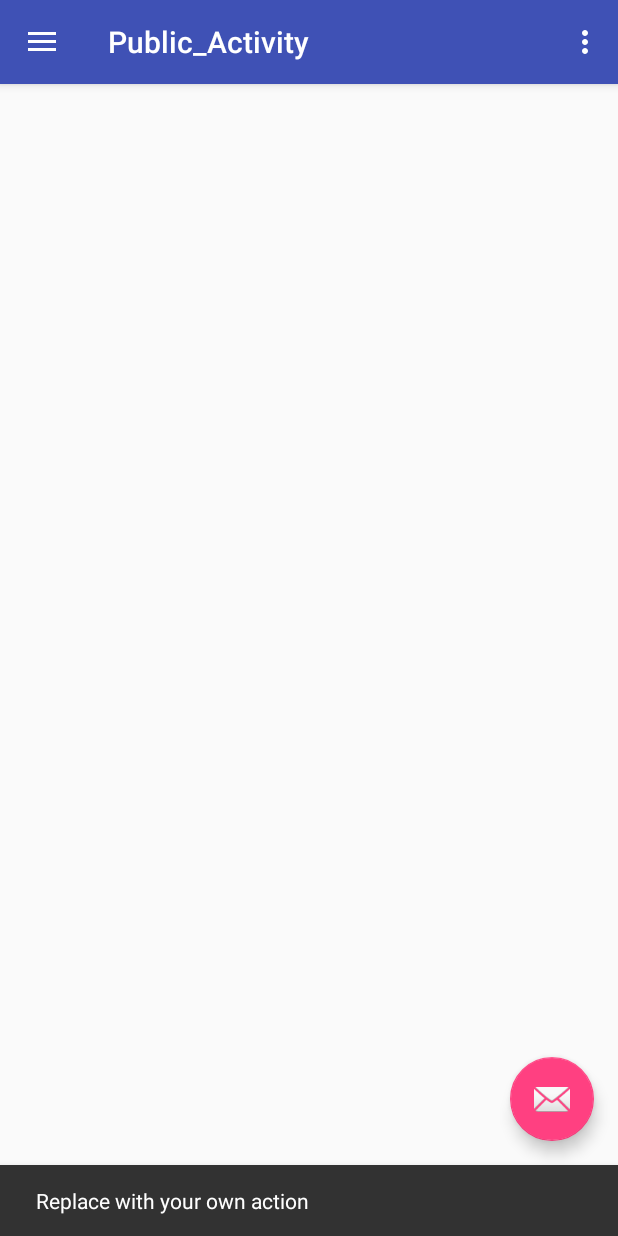
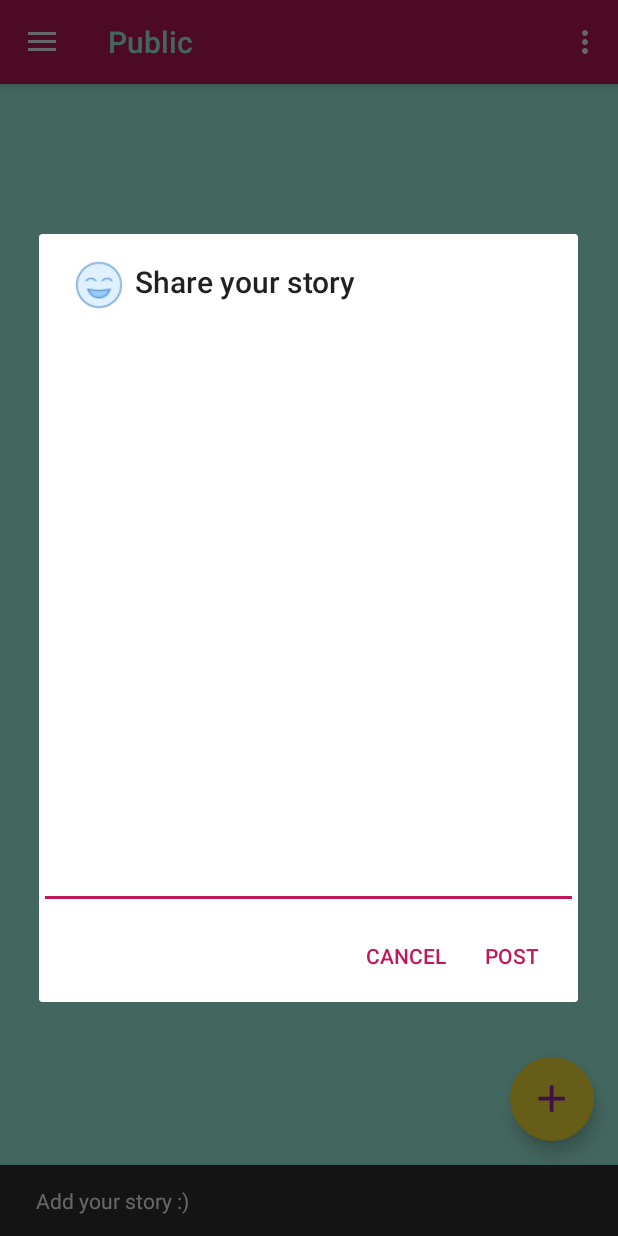
Before and after one commit to Hiiiiind31/Anti_Cancer2, an Android app: the Public_Activity screen opened directly, with no data from a screen before it, after a tap on an icon or button, on a phone screen of 412 x 824 dp. Run offline under Robolectric (Android 15) with nearby library versions, the phone set to English and light mode, and no system bars; our stand-ins replace Firebase (no records; nobody signed in at launch, a user with empty details on screens opened directly); 1 statement that could not run was skipped.

Commit message:
Add posts

```diff
--- a/app/src/main/java/com/example/hindahmed/anti_cancer/Public_Activity.java
+++ b/app/src/main/java/com/example/hindahmed/anti_cancer/Public_Activity.java
@@ -1,8 +1,14 @@
 package com.example.hindahmed.anti_cancer;
 
+import android.content.DialogInterface;
 import android.os.Bundle;
 import android.support.design.widget.FloatingActionButton;
 import android.support.design.widget.Snackbar;
+import android.support.v7.app.AlertDialog;
+import android.support.v7.widget.LinearLayoutManager;
+import android.support.v7.widget.RecyclerView;
+import android.text.Editable;
+import android.view.LayoutInflater;
 import android.view.View;
 import android.support.design.widget.NavigationView;
 import android.support.v4.view.GravityCompat;
@@ -12,9 +18,35 @@ import android.support.v7.app.AppCompatActivity;
 import android.support.v7.widget.Toolbar;
 import android.view.Menu;
 import android.view.MenuItem;
+import android.widget.ArrayAdapter;
+import android.widget.EditText;
+import android.widget.ListView;
+import android.widget.Toast;
+
+import com.google.firebase.database.DataSnapshot;
+import com.google.firebase.database.DatabaseError;
+import com.google.firebase.database.DatabaseReference;
+import com.google.firebase.database.FirebaseDatabase;
+import com.google.firebase.database.ValueEventListener;
+
+import java.security.Key;
+import java.util.ArrayList;
+import java.util.HashMap;
+import java.util.List;
+import java.util.Map;
+
+import static android.R.attr.key;
+import static com.example.hindahmed.anti_cancer.LoginActivity.mAuth;
 
 public class Public_Activity extends AppCompatActivity
         implements NavigationView.OnNavigationItemSelectedListener {
+    String body_of_post ;
+    String Uid ;
+    String Author ;
+    String Email ;
+    private DatabaseReference mFirebaseDatabase_Users;
+    private DatabaseReference mFirebaseDatabase_Posts;
+    private FirebaseDatabase mFirebaseInstance;
 
     @Override
     protected void onCreate(Bundle savedInstanceState) {
@@ -23,12 +55,59 @@ public class Public_Activity extends AppCompatActivity
         Toolbar toolbar = (Toolbar) findViewById(R.id.toolbar);
         setSupportActionBar(toolbar);
 
+        mFirebaseInstance = FirebaseDatabase.getInstance();
+
+        // get reference to 'users' node
+        mFirebaseDatabase_Users = mFirebaseInstance.getReference("Users");
+        // get reference to 'posts' node
+        mFirebaseDatabase_Posts = mFirebaseInstance.getReference("Posts");
+       //get userid and email
+        Uid = mAuth.getCurrentUser().getUid();
+        Email = mAuth.getCurrentUser().getEmail();
+
+        mFirebaseDatabase_Users.child(Uid).addValueEventListener(new ValueEventListener() {
+            @Override
+            public void onDataChange(DataSnapshot dataSnapshot) {
+                User user_details = dataSnapshot.getValue(User.class);
+                Author = user_details.getUsername();
+            }
+
+            @Override
+            public void onCancelled(DatabaseError databaseError) {
+                Toast.makeText(Public_Activity.this,databaseError.getMessage(),Toast.LENGTH_LONG).show();
+
+            }
+        });
+        mFirebaseDatabase_Posts.child("posts").addValueEventListener(new ValueEventListener() {
+            long childrenCount;
+            Object value ;
+            List post_s = new ArrayList();
+;            @Override
+            public void onDataChange(DataSnapshot dataSnapshot) {
+                for (DataSnapshot noteDataSnapshot : dataSnapshot.getChildren()) {
+                    Post postss = noteDataSnapshot.getValue(Post.class);
+                    childrenCount = noteDataSnapshot.getChildrenCount();
+                    value = noteDataSnapshot.getValue();
+
+                }
+               int size = post_s.size();
+               Toast.makeText(Public_Activity.this,childrenCount+"//"+value+"",Toast.LENGTH_LONG).show();
+               Toast.makeText(Public_Activity.this,size+"",Toast.LENGTH_LONG).show();
+           }
+
+            @Override
+            public void onCancelled(DatabaseError databaseError) {
+
+            }
+        });
+
         FloatingActionButton fab = (FloatingActionButton) findViewById(R.id.fab);
         fab.setOnClickListener(new View.OnClickListener() {
             @Override
             public void onClick(View view) {
-                Snackbar.make(view, "Replace with your own action", Snackbar.LENGTH_LONG)
+                Snackbar.make(view, "Add your story :)", Snackbar.LENGTH_LONG)
                         .setAction("Action", null).show();
+                Write_new_post();
             }
         });
 
@@ -40,8 +119,69 @@ public class Public_Activity extends AppCompatActivity
 
         NavigationView navigationView = (NavigationView) findViewById(R.id.nav_view);
         navigationView.setNavigationItemSelectedListener(this);
+
     }
 
+
+    private void Write_new_post() {
+
+        // get prompts.xml view
+        LayoutInflater add_design_Xml = LayoutInflater.from(this);
+        View promptsView = add_design_Xml.inflate(R.layout.add_post_design, null);
+
+        AlertDialog.Builder alertDialogBuilder = new AlertDialog.Builder(
+                this);
+
+        // set prompts.xml to alertdialog builder
+        alertDialogBuilder.setView(promptsView);
+
+        final EditText userInput = (EditText) promptsView
+                .findViewById(R.id.editTextDialogUserInput);
+
+        // set dialog message
+        alertDialogBuilder
+                .setCancelable(false)
+                .setTitle("Share your story")
+                .setIcon(R.drawable.lol)
+                .setPositiveButton("Post",
+                        new DialogInterface.OnClickListener() {
+                            public void onClick(DialogInterface dialog,int id) {
+                                // get user input and set it to result
+                                // edit text
+                                body_of_post = userInput.getText().toString();
+                                writeNewPost(Uid,Author,"new post",body_of_post);
+                            }
+                        })
+                .setNegativeButton("Cancel",
+                        new DialogInterface.OnClickListener() {
+                            public void onClick(DialogInterface dialog,int id) {
+                                dialog.cancel();
+                            }
+                        });
+
+        // create alert dialog
+        AlertDialog alertDialog = alertDialogBuilder.create();
+
+        // show it
+        alertDialog.show();
+
+    }
+
+
+    private void writeNewPost(String userId, String username, String title, String body) {
+        // Create new post at /user-posts/$userid/$postid and at
+        // /posts/$postid simultaneously
+        String key =mFirebaseDatabase_Posts.push().getKey();
+        Post post = new Post(userId, username, title, body);
+        Map<String, Object> postValues = post.toMap();
+
+        Map<String, Object> childUpdates = new HashMap<>();
+        childUpdates.put("/posts/" + key, postValues);
+        childUpdates.put("/user-posts/" + userId + "/" + key, postValues);
+
+        mFirebaseDatabase_Posts.updateChildren(childUpdates);
+
+  }
 
     @SuppressWarnings("StatementWithEmptyBody")
     @Override
--- /dev/null
+++ b/app/src/main/res/layout/add_post_design.xml
@@ -0,0 +1,20 @@
+<?xml version="1.0" encoding="utf-8"?>
+<LinearLayout xmlns:android="http://schemas.android.com/apk/res/android"
+    android:orientation="vertical"
+    android:layout_width="match_parent"
+    android:layout_height="match_parent"
+    android:layout_gravity="center"
+    android:layout_marginTop="20dp"
+    android:layout_marginRight="30dp"
+    android:layout_marginLeft="30dp">
+<EditText
+    android:layout_width="match_parent"
+    android:layout_height="400dp"
+    android:id="@+id/editTextDialogUserInput"
+    android:inputType="textMultiLine"
+    android:textColor="@color/colorAccent"
+    android:textSize="18sp"
+        >
+
+</EditText>
+</LinearLayout>
--- /dev/null
+++ b/app/src/main/res/layout/all_posts_list.xml
@@ -0,0 +1,6 @@
+<?xml version="1.0" encoding="utf-8"?>
+<LinearLayout xmlns:android="http://schemas.android.com/apk/res/android"
+    android:orientation="vertical" android:layout_width="match_parent"
+    android:layout_height="match_parent">
+
+</LinearLayout>
--- a/app/src/main/res/layout/app_bar_public_.xml
+++ b/app/src/main/res/layout/app_bar_public_.xml
@@ -10,14 +10,17 @@
     <android.support.design.widget.AppBarLayout
         android:layout_width="match_parent"
         android:layout_height="wrap_content"
-        android:theme="@style/AppTheme.AppBarOverlay">
+        android:theme="@style/AppTheme.AppBarOverlay"
+        android:background="?attr/colorAccent">
 
         <android.support.v7.widget.Toolbar
             android:id="@+id/toolbar"
             android:layout_width="match_parent"
             android:layout_height="?attr/actionBarSize"
-            android:background="?attr/colorPrimary"
-            app:popupTheme="@style/AppTheme.PopupOverlay" />
+            android:background="?attr/colorAccent"
+            app:popupTheme="@style/AppTheme.PopupOverlay"
+            app:titleTextColor="@color/purple"
+            app:title="Public" />
 
     </android.support.design.widget.AppBarLayout>
 
@@ -29,6 +32,7 @@
         android:layout_height="wrap_content"
         android:layout_gravity="bottom|end"
         android:layout_margin="@dimen/fab_margin"
-        app:srcCompat="@android:drawable/ic_dialog_email" />
+        app:srcCompat="@drawable/add_icon"
+        app:backgroundTint="@color/yellow" />
 
 </android.support.design.widget.CoordinatorLayout>
--- a/app/src/main/res/layout/content_public_.xml
+++ b/app/src/main/res/layout/content_public_.xml
@@ -11,6 +11,12 @@
     android:paddingTop="@dimen/activity_vertical_margin"
     app:layout_behavior="@string/appbar_scrolling_view_behavior"
     tools:context="com.example.hindahmed.anti_cancer.Public_Activity"
-    tools:showIn="@layout/app_bar_public_">
+    tools:showIn="@layout/app_bar_public_"
+    android:background="@color/purple">
+<ListView
+    android:layout_width="match_parent"
+    android:layout_height="match_parent"
+    android:id="@+id/List_of_all_posts">
 
+</ListView>
 </RelativeLayout>
--- a/app/src/main/res/layout/nav_header_public_.xml
+++ b/app/src/main/res/layout/nav_header_public_.xml
@@ -3,7 +3,7 @@
     xmlns:app="http://schemas.android.com/apk/res-auto"
     android:layout_width="match_parent"
     android:layout_height="@dimen/nav_header_height"
-    android:background="@drawable/side_nav_bar"
+    android:background="@color/yellow"
     android:gravity="bottom"
     android:orientation="vertical"
     android:paddingBottom="@dimen/activity_vertical_margin"
@@ -17,7 +17,7 @@
         android:layout_width="wrap_content"
         android:layout_height="wrap_content"
         android:paddingTop="@dimen/nav_header_vertical_spacing"
-        app:srcCompat="@android:drawable/sym_def_app_icon" />
+        app:srcCompat="@drawable/user_profile_pic" />
 
     <TextView
         android:layout_width="match_parent"
--- a/app/src/main/res/values/colors.xml
+++ b/app/src/main/res/values/colors.xml
@@ -2,6 +2,8 @@
 <resources>
     <color name="colorPrimary">#3F51B5</color>
     <color name="colorPrimaryDark">#303F9F</color>
-    <color name="colorAccent">#FF4081</color>
+    <color name="colorAccent">#c2185b</color>
     <color name="colorWhite">#FFFFFF</color>
+    <color name="purple">#a7ffeb</color>
+    <color name="yellow">#ffeb3b</color>
 </resources>
```
Also changed, not shown: app/src/main/java/com/example/hindahmed/anti_cancer/Post.java (added, +47 -0 lines), app/src/main/java/com/example/hindahmed/anti_cancer/Sign_up_Activity.java (+20 -25 lines), app/src/main/java/com/example/hindahmed/anti_cancer/User.java (+11 -0 lines), app/src/main/res/drawable/add_icon.png (added), app/src/main/res/drawable/lol.png (added).
